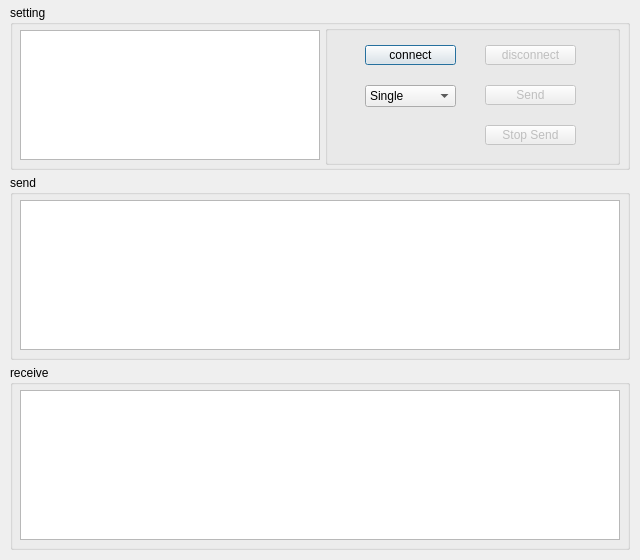
This is ui/networkassistwindow.ui in ctrlfrmb/fkcap as Qt 5 draws it before an edit. The edited form follows.
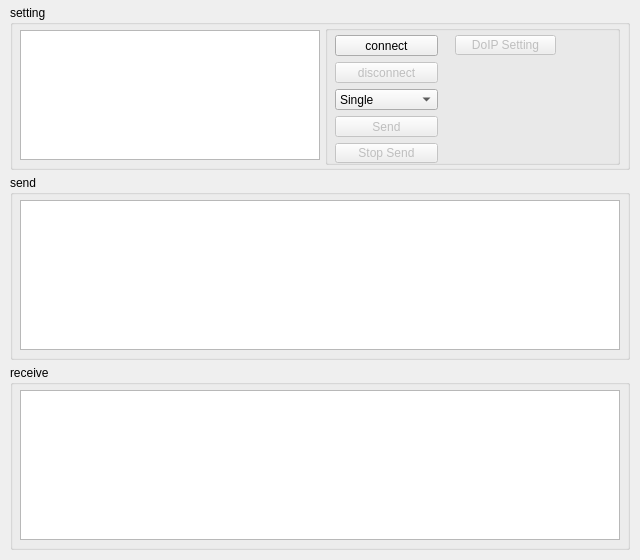
This is the edited form. Icons and pictures are not drawn.

Diff of the .ui file:
```diff
--- a/ui/networkassistwindow.ui
+++ b/ui/networkassistwindow.ui
@@ -87,79 +87,54 @@
     <property name="title">
      <string/>
     </property>
+    <widget class="QPushButton" name="buttonDoIPSet">
+     <property name="enabled">
+      <bool>false</bool>
+     </property>
+     <property name="geometry">
+      <rect>
+       <x>130</x>
+       <y>10</y>
+       <width>101</width>
+       <height>20</height>
+      </rect>
+     </property>
+     <property name="text">
+      <string>DoIP Setting</string>
+     </property>
+    </widget>
+    <widget class="QWidget" name="">
+     <property name="geometry">
+      <rect>
+       <x>10</x>
+       <y>10</y>
+       <width>103</width>
+       <height>128</height>
+      </rect>
+     </property>
+     <layout class="QVBoxLayout" name="verticalLayout">
+      <item>
     <widget class="QPushButton" name="buttonConnect">
-     <property name="geometry">
-      <rect>
-       <x>40</x>
-       <y>20</y>
-       <width>91</width>
-       <height>20</height>
-      </rect>
-     </property>
      <property name="text">
       <string>connect</string>
      </property>
     </widget>
+      </item>
+      <item>
     <widget class="QPushButton" name="buttonDisconnect">
      <property name="enabled">
       <bool>false</bool>
      </property>
-     <property name="geometry">
-      <rect>
-       <x>160</x>
-       <y>20</y>
-       <width>91</width>
-       <height>20</height>
-      </rect>
-     </property>
      <property name="text">
       <string>disconnect</string>
      </property>
     </widget>
-    <widget class="QPushButton" name="buttonSend">
-     <property name="enabled">
-      <bool>false</bool>
-     </property>
-     <property name="geometry">
-      <rect>
-       <x>160</x>
-       <y>60</y>
-       <width>91</width>
-       <height>20</height>
-      </rect>
-     </property>
-     <property name="text">
-      <string>Send</string>
-     </property>
-    </widget>
-    <widget class="QPushButton" name="buttonStopSend">
-     <property name="enabled">
-      <bool>false</bool>
-     </property>
-     <property name="geometry">
-      <rect>
-       <x>160</x>
-       <y>100</y>
-       <width>91</width>
-       <height>20</height>
-      </rect>
-     </property>
-     <property name="text">
-      <string>Stop Send</string>
-     </property>
-    </widget>
+      </item>
+      <item>
     <widget class="QComboBox" name="comboBox">
      <property name="enabled">
       <bool>true</bool>
      </property>
-     <property name="geometry">
-      <rect>
-       <x>40</x>
-       <y>60</y>
-       <width>91</width>
-       <height>22</height>
-      </rect>
-     </property>
      <property name="editable">
       <bool>false</bool>
      </property>
@@ -189,6 +164,29 @@
        <string>Many</string>
       </property>
      </item>
+       </widget>
+      </item>
+      <item>
+       <widget class="QPushButton" name="buttonSend">
+        <property name="enabled">
+         <bool>false</bool>
+        </property>
+        <property name="text">
+         <string>Send</string>
+        </property>
+       </widget>
+      </item>
+      <item>
+       <widget class="QPushButton" name="buttonStopSend">
+        <property name="enabled">
+         <bool>false</bool>
+        </property>
+        <property name="text">
+         <string>Stop Send</string>
+        </property>
+       </widget>
+      </item>
+     </layout>
     </widget>
    </widget>
    <widget class="QListWidget" name="listSetting">
```
Lines whose indentation alone changed are shown as unchanged.
